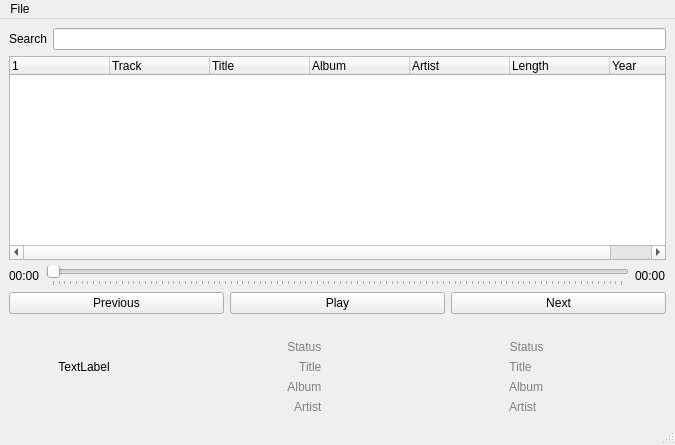
Old version of the form ui/max.ui in the repository twincie/max.
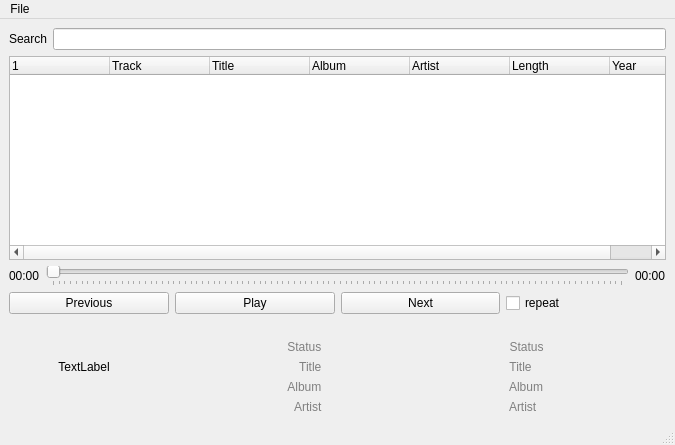
New version of the form.

Commit message: added repeat functionality

Diff of the .ui file:
```diff
--- a/ui/max.ui
+++ b/ui/max.ui
@@ -137,6 +137,13 @@
         </property>
        </widget>
       </item>
+      <item>
+       <widget class="QCheckBox" name="repeatButton">
+        <property name="text">
+         <string>repeat</string>
+        </property>
+       </widget>
+      </item>
      </layout>
     </item>
     <item>
```
The commit also changes 1 other file.
